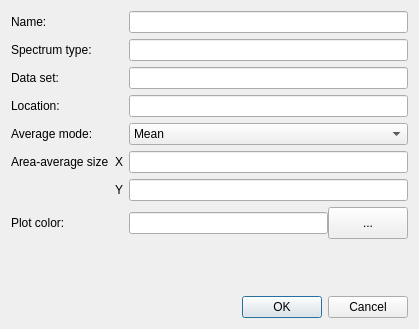
Above: src/gui/ui_files/spectrum_info_editor.ui from Ehlmann-research-group/WISER before the change. Below: the same form after it.
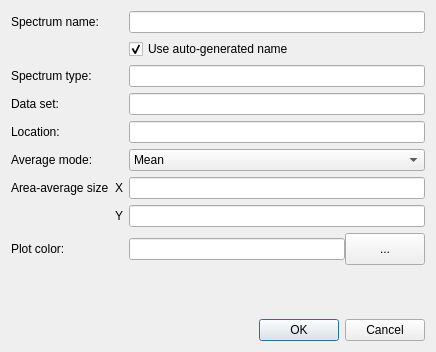
That is the form after the change.

Commit message:
Spectrum plot configuration support
Spectrum plot config window includes all config options identified
during requirements-gathering.  Still need to do more work to hook
everything up.

Some easy options, like the plot title, legend, and x/y-axis labels are
supported in this commit.  Other options like tick-marks, fonts, etc.
are not yet supported.

Renamed the ApplicationState.get/set_config_value() functions, dropped
the "_value" part as overly verbose.

Found and fixed a bug in spectrum-point picking, where the closest
spectrum wasn't being chosen.

```diff
--- a/src/gui/ui_files/spectrum_info_editor.ui
+++ b/src/gui/ui_files/spectrum_info_editor.ui
@@ -6,8 +6,8 @@
    <rect>
     <x>0</x>
     <y>0</y>
-    <width>419</width>
-    <height>329</height>
+    <width>436</width>
+    <height>352</height>
    </rect>
   </property>
   <property name="windowTitle">
@@ -17,10 +17,7 @@
    <bool>true</bool>
   </property>
   <layout class="QGridLayout" name="gridLayout">
-   <item row="6" column="2">
-    <widget class="QLineEdit" name="lineedit_area_avg_y"/>
-   </item>
-   <item row="3" column="0" colspan="2">
+   <item row="4" column="0" colspan="2">
     <widget class="QLabel" name="label_location">
      <property name="text">
       <string>Location:</string>
@@ -30,118 +27,7 @@
      </property>
     </widget>
    </item>
-   <item row="2" column="2">
-    <widget class="QLineEdit" name="lineedit_dataset">
-     <property name="readOnly">
-      <bool>true</bool>
-     </property>
-    </widget>
-   </item>
-   <item row="5" column="2">
-    <widget class="QLineEdit" name="lineedit_area_avg_x"/>
-   </item>
-   <item row="5" column="0">
-    <widget class="QLabel" name="label_area_avg">
-     <property name="text">
-      <string>Area-average size</string>
-     </property>
-     <property name="alignment">
-      <set>Qt::AlignLeading|Qt::AlignLeft|Qt::AlignVCenter</set>
-     </property>
-    </widget>
-   </item>
-   <item row="5" column="1">
-    <widget class="QLabel" name="label_area_avg_x">
-     <property name="text">
-      <string>X</string>
-     </property>
-     <property name="buddy">
-      <cstring>lineedit_area_avg_x</cstring>
-     </property>
-    </widget>
-   </item>
-   <item row="0" column="0" colspan="2">
-    <widget class="QLabel" name="label_description">
-     <property name="text">
-      <string>Name:</string>
-     </property>
-     <property name="buddy">
-      <cstring>lineedit_name</cstring>
-     </property>
-    </widget>
-   </item>
-   <item row="2" column="0" colspan="2">
-    <widget class="QLabel" name="label_dataset">
-     <property name="text">
-      <string>Data set:</string>
-     </property>
-     <property name="buddy">
-      <cstring>lineedit_dataset</cstring>
-     </property>
-    </widget>
-   </item>
-   <item row="3" column="2">
-    <widget class="QLineEdit" name="lineedit_location">
-     <property name="readOnly">
-      <bool>true</bool>
-     </property>
-    </widget>
-   </item>
-   <item row="4" column="0" colspan="2">
-    <widget class="QLabel" name="label_avg_mode">
-     <property name="text">
-      <string>Average mode:</string>
-     </property>
-     <property name="buddy">
-      <cstring>combobox_avg_mode</cstring>
-     </property>
-    </widget>
-   </item>
-   <item row="1" column="0" colspan="2">
-    <widget class="QLabel" name="label_spectrum_type">
-     <property name="text">
-      <string>Spectrum type:</string>
-     </property>
-     <property name="buddy">
-      <cstring>lineedit_spectrum_type</cstring>
-     </property>
-    </widget>
-   </item>
-   <item row="1" column="2">
-    <widget class="QLineEdit" name="lineedit_spectrum_type">
-     <property name="readOnly">
-      <bool>true</bool>
-     </property>
-    </widget>
-   </item>
-   <item row="0" column="2">
-    <widget class="QLineEdit" name="lineedit_name"/>
-   </item>
-   <item row="9" column="0" colspan="3">
-    <widget class="QDialogButtonBox" name="buttonBox">
-     <property name="orientation">
-      <enum>Qt::Horizontal</enum>
-     </property>
-     <property name="standardButtons">
-      <set>QDialogButtonBox::Cancel|QDialogButtonBox::Ok</set>
-     </property>
-    </widget>
-   </item>
-   <item row="4" column="2">
-    <widget class="QComboBox" name="combobox_avg_mode">
-     <item>
-      <property name="text">
-       <string>Mean</string>
-      </property>
-     </item>
-     <item>
-      <property name="text">
-       <string>Median</string>
-      </property>
-     </item>
-    </widget>
-   </item>
-   <item row="7" column="2">
+   <item row="8" column="2">
     <widget class="QWidget" name="widget" native="true">
      <layout class="QGridLayout" name="gridLayout_2" columnstretch="1,0">
       <property name="leftMargin">
@@ -178,7 +64,20 @@
      </layout>
     </widget>
    </item>
-   <item row="6" column="1">
+   <item row="10" column="0" colspan="3">
+    <widget class="QDialogButtonBox" name="buttonBox">
+     <property name="orientation">
+      <enum>Qt::Horizontal</enum>
+     </property>
+     <property name="standardButtons">
+      <set>QDialogButtonBox::Cancel|QDialogButtonBox::Ok</set>
+     </property>
+    </widget>
+   </item>
+   <item row="0" column="2">
+    <widget class="QLineEdit" name="lineedit_name"/>
+   </item>
+   <item row="7" column="1">
     <widget class="QLabel" name="label_area_avg_y">
      <property name="text">
       <string>Y</string>
@@ -188,7 +87,101 @@
      </property>
     </widget>
    </item>
+   <item row="5" column="2">
+    <widget class="QComboBox" name="combobox_avg_mode">
+     <item>
+      <property name="text">
+       <string>Mean</string>
+      </property>
+     </item>
+     <item>
+      <property name="text">
+       <string>Median</string>
+      </property>
+     </item>
+    </widget>
+   </item>
+   <item row="7" column="2">
+    <widget class="QLineEdit" name="lineedit_area_avg_y"/>
+   </item>
+   <item row="2" column="2">
+    <widget class="QLineEdit" name="lineedit_spectrum_type">
+     <property name="readOnly">
+      <bool>true</bool>
+     </property>
+    </widget>
+   </item>
+   <item row="5" column="0" colspan="2">
+    <widget class="QLabel" name="label_avg_mode">
+     <property name="text">
+      <string>Average mode:</string>
+     </property>
+     <property name="buddy">
+      <cstring>combobox_avg_mode</cstring>
+     </property>
+    </widget>
+   </item>
+   <item row="2" column="0" colspan="2">
+    <widget class="QLabel" name="label_spectrum_type">
+     <property name="text">
+      <string>Spectrum type:</string>
+     </property>
+     <property name="buddy">
+      <cstring>lineedit_spectrum_type</cstring>
+     </property>
+    </widget>
+   </item>
    <item row="8" column="0" colspan="2">
+    <widget class="QLabel" name="label_plot_color">
+     <property name="text">
+      <string>Plot color:</string>
+     </property>
+     <property name="buddy">
+      <cstring>lineedit_plot_color</cstring>
+     </property>
+    </widget>
+   </item>
+   <item row="6" column="2">
+    <widget class="QLineEdit" name="lineedit_area_avg_x"/>
+   </item>
+   <item row="4" column="2">
+    <widget class="QLineEdit" name="lineedit_location">
+     <property name="readOnly">
+      <bool>true</bool>
+     </property>
+    </widget>
+   </item>
+   <item row="0" column="0" colspan="2">
+    <widget class="QLabel" name="label_description">
+     <property name="text">
+      <string>Spectrum name:</string>
+     </property>
+     <property name="buddy">
+      <cstring>lineedit_name</cstring>
+     </property>
+    </widget>
+   </item>
+   <item row="3" column="0" colspan="2">
+    <widget class="QLabel" name="label_dataset">
+     <property name="text">
+      <string>Data set:</string>
+     </property>
+     <property name="buddy">
+      <cstring>lineedit_dataset</cstring>
+     </property>
+    </widget>
+   </item>
+   <item row="6" column="1">
+    <widget class="QLabel" name="label_area_avg_x">
+     <property name="text">
+      <string>X</string>
+     </property>
+     <property name="buddy">
+      <cstring>lineedit_area_avg_x</cstring>
+     </property>
+    </widget>
+   </item>
+   <item row="9" column="0" colspan="2">
     <spacer name="verticalSpacer">
      <property name="orientation">
       <enum>Qt::Vertical</enum>
@@ -201,13 +194,30 @@
      </property>
     </spacer>
    </item>
-   <item row="7" column="0" colspan="2">
-    <widget class="QLabel" name="label_plot_color">
+   <item row="6" column="0">
+    <widget class="QLabel" name="label_area_avg">
      <property name="text">
-      <string>Plot color:</string>
+      <string>Area-average size</string>
      </property>
-     <property name="buddy">
-      <cstring>lineedit_plot_color</cstring>
+     <property name="alignment">
+      <set>Qt::AlignLeading|Qt::AlignLeft|Qt::AlignVCenter</set>
+     </property>
+    </widget>
+   </item>
+   <item row="3" column="2">
+    <widget class="QLineEdit" name="lineedit_dataset">
+     <property name="readOnly">
+      <bool>true</bool>
+     </property>
+    </widget>
+   </item>
+   <item row="1" column="2">
+    <widget class="QCheckBox" name="ckbox_autogen_name">
+     <property name="text">
+      <string>Use auto-generated name</string>
+     </property>
+     <property name="checked">
+      <bool>true</bool>
      </property>
     </widget>
    </item>
```
The commit also changes 6 other files.
